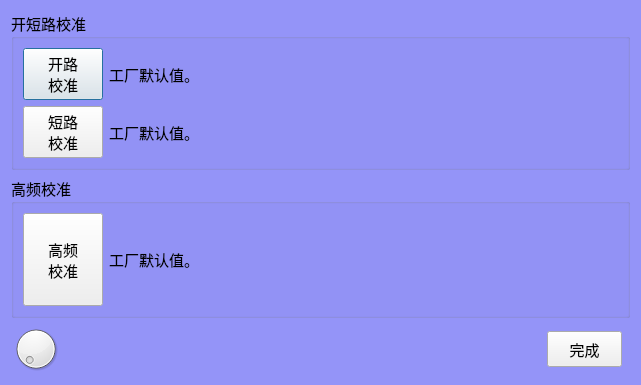
First picture: the form in AnalysisMode/wk6440Calibration.ui, repository caicaiking/WKEFactoryView2014, before the edit.
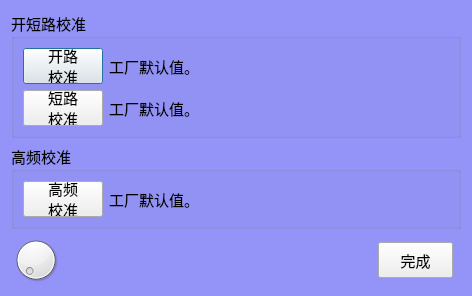
Second picture: the form after the edit.

```diff
--- a/AnalysisMode/wk6440Calibration.ui
+++ b/AnalysisMode/wk6440Calibration.ui
@@ -6,8 +6,8 @@
    <rect>
     <x>0</x>
     <y>0</y>
-    <width>641</width>
-    <height>385</height>
+    <width>472</width>
+    <height>284</height>
    </rect>
   </property>
   <property name="windowTitle">
```
